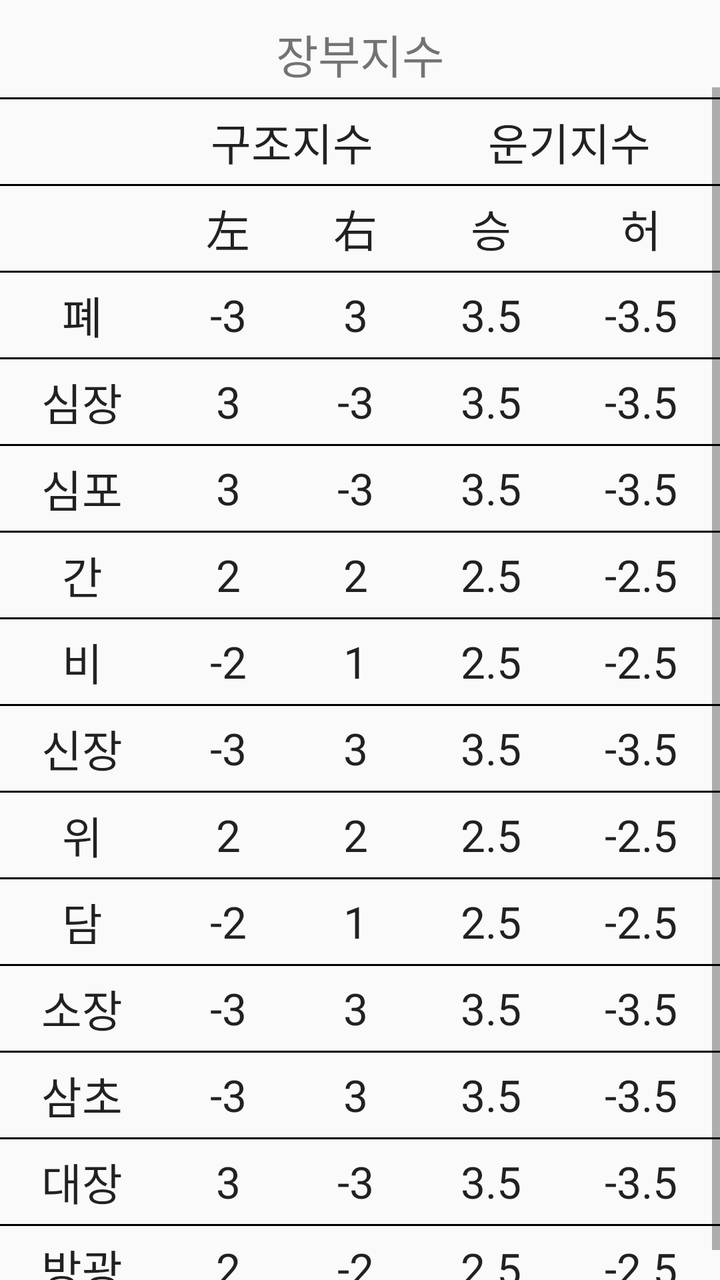
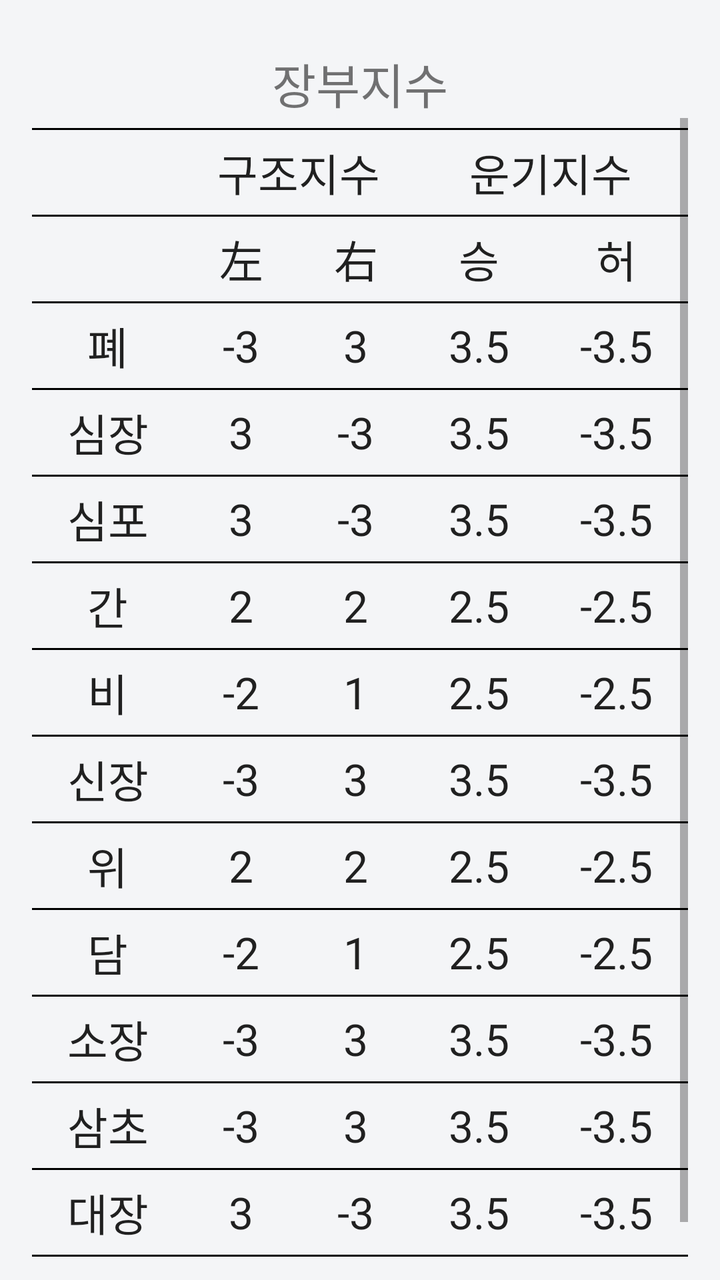

An Android layout rendered at two revisions. The XML below is the earlier revision; the diff shows what the commit changed to produce the second picture.
<!-- AndroidManifest.xml: application theme AppTheme -->
<!-- res/layout/activity_jangbu_jisu.xml -->
<LinearLayout xmlns:android="http://schemas.android.com/apk/res/android"
    android:layout_width="match_parent"
    android:layout_height="match_parent"
    android:layout_centerHorizontal="true"
    android:orientation="vertical" >

    <TextView
        android:layout_width="wrap_content"
        android:layout_height="wrap_content"
        android:layout_gravity="center"
        android:layout_marginTop="10dp"
        android:text="장부지수"
        android:textSize="23dp" />

    <ScrollView
        android:layout_width="fill_parent"
        android:layout_height="wrap_content" >

    <TableLayout
        android:layout_width="fill_parent"
        android:layout_height="wrap_content"
        android:layout_marginTop="5dp"
        android:stretchColumns="*" >

        <View
            android:layout_width="match_parent"
            android:layout_height="1dp"
            android:background="@color/black" />

        <TableRow
            android:layout_width="match_parent"
            android:layout_height="wrap_content" >

            <TextView
                android:layout_width="wrap_content"
                android:layout_height="wrap_content"
                android:layout_marginBottom="5dp"
                android:layout_marginTop="5dp"
                android:text="" />

            <TextView
                android:layout_width="wrap_content"
                android:layout_height="wrap_content"
                android:layout_gravity="center"
                android:layout_marginBottom="5dp"
                android:layout_marginTop="5dp"
                android:layout_span="2"
                android:text="구조지수"
                android:textAppearance="?android:attr/textAppearanceLarge" />

            <TextView
                android:layout_width="wrap_content"
                android:layout_height="wrap_content"
                android:layout_gravity="center"
                android:layout_marginBottom="5dp"
                android:layout_marginTop="5dp"
                android:layout_span="2"
                android:text="운기지수"
                android:textAppearance="?android:attr/textAppearanceLarge" />
        </TableRow>


        <View
            android:layout_width="match_parent"
            android:layout_height="1dp"
            android:background="@color/black" />

        <TableRow
            android:layout_width="match_parent"
            android:layout_height="wrap_content" >

            <TextView
                android:layout_width="wrap_content"
                android:layout_height="wrap_content"
                android:layout_marginBottom="5dp"
                android:layout_marginTop="5dp"
                android:text="" />

            <TextView
                android:layout_width="wrap_content"
                android:layout_height="wrap_content"
                android:layout_gravity="center"
                android:layout_marginBottom="5dp"
                android:layout_marginTop="5dp"
                android:text="左"
                android:textAppearance="?android:attr/textAppearanceLarge" />

            <TextView
                android:layout_width="wrap_content"
                android:layout_height="wrap_content"
                android:layout_gravity="center"
                android:layout_marginBottom="5dp"
                android:layout_marginTop="5dp"
                android:text="右"
                android:textAppearance="?android:attr/textAppearanceLarge" />

            <TextView
                android:layout_width="wrap_content"
                android:layout_height="wrap_content"
                android:layout_gravity="center"
                android:layout_marginBottom="5dp"
                android:layout_marginTop="5dp"
                android:text="승"
                android:textAppearance="?android:attr/textAppearanceLarge" />

            <TextView
                android:layout_width="wrap_content"
                android:layout_height="wrap_content"
                android:layout_gravity="center"
                android:layout_marginBottom="5dp"
                android:layout_marginTop="5dp"
                android:text="허"
                android:textAppearance="?android:attr/textAppearanceLarge" />

        </TableRow>


        <View
            android:layout_width="match_parent"
            android:layout_height="1dp"
            android:background="@color/black" />

        <TableRow
            android:layout_width="match_parent"
            android:layout_height="wrap_content" >

            <TextView
                android:layout_width="wrap_content"
                android:layout_height="wrap_content"
                android:layout_gravity="center"
                android:layout_marginBottom="5dp"
                android:layout_marginTop="5dp"
                android:text="폐"
                android:textAppearance="?android:attr/textAppearanceLarge" />

            <TextView
                android:layout_width="wrap_content"
                android:layout_height="wrap_content"
                android:layout_gravity="center"
                android:layout_marginBottom="5dp"
                android:layout_marginTop="5dp"
                android:text="-3"
                android:textAppearance="?android:attr/textAppearanceLarge" />

            <TextView
                android:layout_width="wrap_content"
                android:layout_height="wrap_content"
                android:layout_gravity="center"
                android:layout_marginBottom="5dp"
                android:layout_marginTop="5dp"
                android:text="3"
                android:textAppearance="?android:attr/textAppearanceLarge" />

            <TextView
                android:layout_width="wrap_content"
                android:layout_height="wrap_content"
                android:layout_gravity="center"
                android:layout_marginBottom="5dp"
                android:layout_marginTop="5dp"
                android:text="3.5"
                android:textAppearance="?android:attr/textAppearanceLarge" />

            <TextView
                android:layout_width="wrap_content"
                android:layout_height="wrap_content"
                android:layout_gravity="center"
                android:layout_marginBottom="5dp"
                android:layout_marginTop="5dp"
                android:text="-3.5"
                android:textAppearance="?android:attr/textAppearanceLarge" />

        </TableRow>

        <View
            android:layout_width="match_parent"
            android:layout_height="1dp"
            android:background="@color/black" />

        <TableRow
            android:layout_width="match_parent"
            android:layout_height="wrap_content" >

            <TextView
                android:layout_width="wrap_content"
                android:layout_height="wrap_content"
                android:layout_gravity="center"
                android:layout_marginBottom="5dp"
                android:layout_marginTop="5dp"
                android:text="심장"
                android:textAppearance="?android:attr/textAppearanceLarge" />

            <TextView
                android:layout_width="wrap_content"
                android:layout_height="wrap_content"
                android:layout_gravity="center"
                android:layout_marginBottom="5dp"
                android:layout_marginTop="5dp"
                android:text="3"
                android:textAppearance="?android:attr/textAppearanceLarge" />

            <TextView
                android:layout_width="wrap_content"
                android:layout_height="wrap_content"
                android:layout_gravity="center"
                android:layout_marginBottom="5dp"
                android:layout_marginTop="5dp"
                android:text="-3"
                android:textAppearance="?android:attr/textAppearanceLarge" />

            <TextView
                android:layout_width="wrap_content"
                android:layout_height="wrap_content"
                android:layout_gravity="center"
                android:layout_marginBottom="5dp"
                android:layout_marginTop="5dp"
                android:text="3.5"
                android:textAppearance="?android:attr/textAppearanceLarge" />

            <TextView
                android:layout_width="wrap_content"
                android:layout_height="wrap_content"
                android:layout_gravity="center"
                android:layout_marginBottom="5dp"
                android:layout_marginTop="5dp"
                android:text="-3.5"
                android:textAppearance="?android:attr/textAppearanceLarge" />

        </TableRow>

        <View
            android:layout_width="match_parent"
            android:layout_height="1dp"
            android:background="@color/black" />

        <TableRow
            android:layout_width="match_parent"
            android:layout_height="wrap_content" >

            <TextView
                android:layout_width="wrap_content"
                android:layout_height="wrap_content"
                android:layout_gravity="center"
                android:layout_marginBottom="5dp"
                android:layout_marginTop="5dp"
                android:text="심포"
                android:textAppearance="?android:attr/textAppearanceLarge" />

            <TextView
                android:layout_width="wrap_content"
                android:layout_height="wrap_content"
                android:layout_gravity="center"
                android:layout_marginBottom="5dp"
                android:layout_marginTop="5dp"
                android:text="3"
                android:textAppearance="?android:attr/textAppearanceLarge" />

            <TextView
                android:layout_width="wrap_content"
                android:layout_height="wrap_content"
                android:layout_gravity="center"
                android:layout_marginBottom="5dp"
                android:layout_marginTop="5dp"
                android:text="-3"
                android:textAppearance="?android:attr/textAppearanceLarge" />

            <TextView
                android:layout_width="wrap_content"
                android:layout_height="wrap_content"
                android:layout_gravity="center"
                android:layout_marginBottom="5dp"
                android:layout_marginTop="5dp"
                android:text="3.5"
                android:textAppearance="?android:attr/textAppearanceLarge" />

            <TextView
                android:layout_width="wrap_content"
                android:layout_height="wrap_content"
                android:layout_gravity="center"
                android:layout_marginBottom="5dp"
                android:layout_marginTop="5dp"
                android:text="-3.5"
                android:textAppearance="?android:attr/textAppearanceLarge" />

        </TableRow>

        <View
            android:layout_width="match_parent"
            android:layout_height="1dp"
            android:background="@color/black" />

        <TableRow
            android:layout_width="match_parent"
            android:layout_height="wrap_content" >

            <TextView
                android:layout_width="wrap_content"
                android:layout_height="wrap_content"
                android:layout_gravity="center"
                android:layout_marginBottom="5dp"
                android:layout_marginTop="5dp"
                android:text="간"
                android:textAppearance="?android:attr/textAppearanceLarge" />

            <TextView
                android:layout_width="wrap_content"
                android:layout_height="wrap_content"
                android:layout_gravity="center"
                android:layout_marginBottom="5dp"
                android:layout_marginTop="5dp"
                android:text="2"
                android:textAppearance="?android:attr/textAppearanceLarge" />

            <TextView
                android:layout_width="wrap_content"
                android:layout_height="wrap_content"
                android:layout_gravity="center"
                android:layout_marginBottom="5dp"
                android:layout_marginTop="5dp"
                android:text="2"
                android:textAppearance="?android:attr/textAppearanceLarge" />

            <TextView
                android:layout_width="wrap_content"
                android:layout_height="wrap_content"
                android:layout_gravity="center"
                android:layout_marginBottom="5dp"
                android:layout_marginTop="5dp"
                android:text="2.5"
                android:textAppearance="?android:attr/textAppearanceLarge" />

            <TextView
                android:layout_width="wrap_content"
                android:layout_height="wrap_content"
                android:layout_gravity="center"
                android:layout_marginBottom="5dp"
                android:layout_marginTop="5dp"
                android:text="-2.5"
                android:textAppearance="?android:attr/textAppearanceLarge" />

        </TableRow>
        <View
            android:layout_width="match_parent"
            android:layout_height="1dp"
            android:background="@color/black" />

        <TableRow
            android:layout_width="match_parent"
            android:layout_height="wrap_content" >

            <TextView
                android:layout_width="wrap_content"
                android:layout_height="wrap_content"
                android:layout_gravity="center"
                android:layout_marginBottom="5dp"
                android:layout_marginTop="5dp"
                android:text="비"
                android:textAppearance="?android:attr/textAppearanceLarge" />

            <TextView
                android:layout_width="wrap_content"
                android:layout_height="wrap_content"
                android:layout_gravity="center"
                android:layout_marginBottom="5dp"
                android:layout_marginTop="5dp"
                android:text="-2"
                android:textAppearance="?android:attr/textAppearanceLarge" />

            <TextView
                android:layout_width="wrap_content"
                android:layout_height="wrap_content"
                android:layout_gravity="center"
                android:layout_marginBottom="5dp"
                android:layout_marginTop="5dp"
                android:text="1"
                android:textAppearance="?android:attr/textAppearanceLarge" />

            <TextView
                android:layout_width="wrap_content"
                android:layout_height="wrap_content"
                android:layout_gravity="center"
                android:layout_marginBottom="5dp"
                android:layout_marginTop="5dp"
                android:text="2.5"
                android:textAppearance="?android:attr/textAppearanceLarge" />

            <TextView
                android:layout_width="wrap_content"
                android:layout_height="wrap_content"
                android:layout_gravity="center"
                android:layout_marginBottom="5dp"
                android:layout_marginTop="5dp"
                android:text="-2.5"
                android:textAppearance="?android:attr/textAppearanceLarge" />

        </TableRow>
        <View
            android:layout_width="match_parent"
            android:layout_height="1dp"
            android:background="@color/black" />

        <TableRow
            android:layout_width="match_parent"
            android:layout_height="wrap_content" >

            <TextView
                android:layout_width="wrap_content"
                android:layout_height="wrap_content"
                android:layout_gravity="center"
                android:layout_marginBottom="5dp"
                android:layout_marginTop="5dp"
                android:text="신장"
                android:textAppearance="?android:attr/textAppearanceLarge" />

            <TextView
                android:layout_width="wrap_content"
                android:layout_height="wrap_content"
                android:layout_gravity="center"
                android:layout_marginBottom="5dp"
                android:layout_marginTop="5dp"
                android:text="-3"
                android:textAppearance="?android:attr/textAppearanceLarge" />

            <TextView
                android:layout_width="wrap_content"
                android:layout_height="wrap_content"
                android:layout_gravity="center"
                android:layout_marginBottom="5dp"
                android:layout_marginTop="5dp"
                android:text="3"
                android:textAppearance="?android:attr/textAppearanceLarge" />

            <TextView
                android:layout_width="wrap_content"
                android:layout_height="wrap_content"
                android:layout_gravity="center"
                android:layout_marginBottom="5dp"
                android:layout_marginTop="5dp"
                android:text="3.5"
                android:textAppearance="?android:attr/textAppearanceLarge" />

            <TextView
                android:layout_width="wrap_content"
                android:layout_height="wrap_content"
                android:layout_gravity="center"
                android:layout_marginBottom="5dp"
                android:layout_marginTop="5dp"
                android:text="-3.5"
                android:textAppearance="?android:attr/textAppearanceLarge" />

        </TableRow>
        <View
            android:layout_width="match_parent"
            android:layout_height="1dp"
            android:background="@color/black" />

        <TableRow
            android:layout_width="match_parent"
            android:layout_height="wrap_content" >

            <TextView
                android:layout_width="wrap_content"
                android:layout_height="wrap_content"
                android:layout_gravity="center"
                android:layout_marginBottom="5dp"
                android:layout_marginTop="5dp"
                android:text="위"
                android:textAppearance="?android:attr/textAppearanceLarge" />

            <TextView
                android:layout_width="wrap_content"
                android:layout_height="wrap_content"
                android:layout_gravity="center"
                android:layout_marginBottom="5dp"
                android:layout_marginTop="5dp"
                android:text="2"
                android:textAppearance="?android:attr/textAppearanceLarge" />

            <TextView
                android:layout_width="wrap_content"
                android:layout_height="wrap_content"
                android:layout_gravity="center"
                android:layout_marginBottom="5dp"
                android:layout_marginTop="5dp"
                android:text="2"
                android:textAppearance="?android:attr/textAppearanceLarge" />

            <TextView
                android:layout_width="wrap_content"
                android:layout_height="wrap_content"
                android:layout_gravity="center"
                android:layout_marginBottom="5dp"
                android:layout_marginTop="5dp"
                android:text="2.5"
                android:textAppearance="?android:attr/textAppearanceLarge" />

            <TextView
                android:layout_width="wrap_content"
                android:layout_height="wrap_content"
                android:layout_gravity="center"
                android:layout_marginBottom="5dp"
                android:layout_marginTop="5dp"
                android:text="-2.5"
                android:textAppearance="?android:attr/textAppearanceLarge" />

        </TableRow>
        <View
            android:layout_width="match_parent"
            android:layout_height="1dp"
            android:background="@color/black" />

        <TableRow
            android:layout_width="match_parent"
            android:layout_height="wrap_content" >

            <TextView
                android:layout_width="wrap_content"
                android:layout_height="wrap_content"
                android:layout_gravity="center"
                android:layout_marginBottom="5dp"
                android:layout_marginTop="5dp"
                android:text="담"
                android:textAppearance="?android:attr/textAppearanceLarge" />

            <TextView
                android:layout_width="wrap_content"
                android:layout_height="wrap_content"
                android:layout_gravity="center"
                android:layout_marginBottom="5dp"
                android:layout_marginTop="5dp"
                android:text="-2"
                android:textAppearance="?android:attr/textAppearanceLarge" />

            <TextView
                android:layout_width="wrap_content"
                android:layout_height="wrap_content"
                android:layout_gravity="center"
                android:layout_marginBottom="5dp"
                android:layout_marginTop="5dp"
                android:text="1"
                android:textAppearance="?android:attr/textAppearanceLarge" />

            <TextView
                android:layout_width="wrap_content"
                android:layout_height="wrap_content"
                android:layout_gravity="center"
                android:layout_marginBottom="5dp"
                android:layout_marginTop="5dp"
                android:text="2.5"
                android:textAppearance="?android:attr/textAppearanceLarge" />

            <TextView
                android:layout_width="wrap_content"
                android:layout_height="wrap_content"
                android:layout_gravity="center"
                android:layout_marginBottom="5dp"
                android:layout_marginTop="5dp"
                android:text="-2.5"
                android:textAppearance="?android:attr/textAppearanceLarge" />

        </TableRow>
        <View
            android:layout_width="match_parent"
            android:layout_height="1dp"
            android:background="@color/black" />

        <TableRow
            android:layout_width="match_parent"
            android:layout_height="wrap_content" >

            <TextView
                android:layout_width="wrap_content"
                android:layout_height="wrap_content"
                android:layout_gravity="center"
                android:layout_marginBottom="5dp"
                android:layout_marginTop="5dp"
                android:text="소장"
                android:textAppearance="?android:attr/textAppearanceLarge" />

            <TextView
                android:layout_width="wrap_content"
                android:layout_height="wrap_content"
                android:layout_gravity="center"
                android:layout_marginBottom="5dp"
                android:layout_marginTop="5dp"
                android:text="-3"
                android:textAppearance="?android:attr/textAppearanceLarge" />

            <TextView
                android:layout_width="wrap_content"
                android:layout_height="wrap_content"
                android:layout_gravity="center"
                android:layout_marginBottom="5dp"
                android:layout_marginTop="5dp"
                android:text="3"
                android:textAppearance="?android:attr/textAppearanceLarge" />

            <TextView
                android:layout_width="wrap_content"
                android:layout_height="wrap_content"
                android:layout_gravity="center"
                android:layout_marginBottom="5dp"
                android:layout_marginTop="5dp"
                android:text="3.5"
                android:textAppearance="?android:attr/textAppearanceLarge" />

            <TextView
                android:layout_width="wrap_content"
                android:layout_height="wrap_content"
                android:layout_gravity="center"
                android:layout_marginBottom="5dp"
                android:layout_marginTop="5dp"
                android:text="-3.5"
                android:textAppearance="?android:attr/textAppearanceLarge" />

        </TableRow>
        <View
            android:layout_width="match_parent"
            android:layout_height="1dp"
            android:background="@color/black" />

        <TableRow
            android:layout_width="match_parent"
            android:layout_height="wrap_content" >

            <TextView
                android:layout_width="wrap_content"
                android:layout_height="wrap_content"
                android:layout_gravity="center"
                android:layout_marginBottom="5dp"
                android:layout_marginTop="5dp"
                android:text="삼초"
                android:textAppearance="?android:attr/textAppearanceLarge" />

            <TextView
                android:layout_width="wrap_content"
                android:layout_height="wrap_content"
                android:layout_gravity="center"
                android:layout_marginBottom="5dp"
                android:layout_marginTop="5dp"
                android:text="-3"
                android:textAppearance="?android:attr/textAppearanceLarge" />

            <TextView
                android:layout_width="wrap_content"
                android:layout_height="wrap_content"
                android:layout_gravity="center"
                android:layout_marginBottom="5dp"
                android:layout_marginTop="5dp"
                android:text="3"
                android:textAppearance="?android:attr/textAppearanceLarge" />

            <TextView
                android:layout_width="wrap_content"
                android:layout_height="wrap_content"
                android:layout_gravity="center"
                android:layout_marginBottom="5dp"
                android:layout_marginTop="5dp"
                android:text="3.5"
                android:textAppearance="?android:attr/textAppearanceLarge" />

            <TextView
                android:layout_width="wrap_content"
                android:layout_height="wrap_content"
                android:layout_gravity="center"
                android:layout_marginBottom="5dp"
                android:layout_marginTop="5dp"
                android:text="-3.5"
                android:textAppearance="?android:attr/textAppearanceLarge" />

        </TableRow>
        <View
            android:layout_width="match_parent"
            android:layout_height="1dp"
            android:background="@color/black" />

        <TableRow
            android:layout_width="match_parent"
            android:layout_height="wrap_content" >

            <TextView
                android:layout_width="wrap_content"
                android:layout_height="wrap_content"
                android:layout_gravity="center"
                android:layout_marginBottom="5dp"
                android:layout_marginTop="5dp"
                android:text="대장"
                android:textAppearance="?android:attr/textAppearanceLarge" />

            <TextView
                android:layout_width="wrap_content"
                android:layout_height="wrap_content"
                android:layout_gravity="center"
                android:layout_marginBottom="5dp"
                android:layout_marginTop="5dp"
                android:text="3"
                android:textAppearance="?android:attr/textAppearanceLarge" />

            <TextView
                android:layout_width="wrap_content"
                android:layout_height="wrap_content"
                android:layout_gravity="center"
                android:layout_marginBottom="5dp"
                android:layout_marginTop="5dp"
                android:text="-3"
                android:textAppearance="?android:attr/textAppearanceLarge" />

            <TextView
                android:layout_width="wrap_content"
                android:layout_height="wrap_content"
                android:layout_gravity="center"
                android:layout_marginBottom="5dp"
                android:layout_marginTop="5dp"
                android:text="3.5"
                android:textAppearance="?android:attr/textAppearanceLarge" />

            <TextView
                android:layout_width="wrap_content"
                android:layout_height="wrap_content"
                android:layout_gravity="center"
                android:layout_marginBottom="5dp"
                android:layout_marginTop="5dp"
                android:text="-3.5"
                android:textAppearance="?android:attr/textAppearanceLarge" />

        </TableRow>
        <View
            android:layout_width="match_parent"
            android:layout_height="1dp"
            android:background="@color/black" />

        <TableRow
            android:layout_width="match_parent"
            android:layout_height="wrap_content" >

            <TextView
                android:layout_width="wrap_content"
                android:layout_height="wrap_content"
                android:layout_gravity="center"
                android:layout_marginBottom="5dp"
                android:layout_marginTop="5dp"
                android:text="방광"
                android:textAppearance="?android:attr/textAppearanceLarge" />

            <TextView
                android:layout_width="wrap_content"
                android:layout_height="wrap_content"
                android:layout_gravity="center"
                android:layout_marginBottom="5dp"
                android:layout_marginTop="5dp"
                android:text="2"
                android:textAppearance="?android:attr/textAppearanceLarge" />

            <TextView
                android:layout_width="wrap_content"
                android:layout_height="wrap_content"
                android:layout_gravity="center"
                android:layout_marginBottom="5dp"
                android:layout_marginTop="5dp"
                android:text="-2"
                android:textAppearance="?android:attr/textAppearanceLarge" />

            <TextView
                android:layout_width="wrap_content"
                android:layout_height="wrap_content"
                android:layout_gravity="center"
                android:layout_marginBottom="5dp"
                android:layout_marginTop="5dp"
                android:text="2.5"
                android:textAppearance="?android:attr/textAppearanceLarge" />

            <TextView
                android:layout_width="wrap_content"
                android:layout_height="wrap_content"
                android:layout_gravity="center"
                android:layout_marginBottom="5dp"
                android:layout_marginTop="5dp"
                android:text="-2.5"
                android:textAppearance="?android:attr/textAppearanceLarge" />

        </TableRow>

    </TableLayout>

    </ScrollView>

</LinearLayout>
<!-- resources referenced by this layout -->
<resources>
  <color name="black">#000000</color>
  <style name="AppTheme" parent="AppBaseTheme">
          
      </style>
  <style name="AppBaseTheme" parent="Theme.AppCompat.Light">
          
      </style>
</resources>

<!-- the commit's change to res/layout/activity_jangbu_jisu.xml (unified diff, before → after) -->
@@ -1,4 +1,7 @@
 <LinearLayout xmlns:android="http://schemas.android.com/apk/res/android"
+    android:paddingLeft="16dp"
+    android:paddingRight="16dp"
+    android:paddingTop="14dp"
     android:layout_width="match_parent"
     android:layout_height="match_parent"
     android:layout_centerHorizontal="true"
@@ -10,7 +13,7 @@
         android:layout_gravity="center"
         android:layout_marginTop="10dp"
         android:text="장부지수"
-        android:textSize="23dp" />
+        android:textSize="24sp" />
 
     <ScrollView
         android:layout_width="fill_parent"
<!-- resource entries referenced after the edit -->
@@ -2,10 +2,64 @@
 <resources>
   <color name="black">#000000</color>
   <style name="AppTheme" parent="AppBaseTheme">
+          <item name="colorPrimary">@color/bar</item>
+          <item name="colorPrimaryDark">@color/bar_dark</item>
+          <item name="colorAccent">@color/accent</item>
+          <item name="android:windowBackground">@color/bg</item>
+          <item name="android:buttonStyle">@style/AppButton</item>
+      </style>
+  <style name="AppBaseTheme" parent="Theme.MaterialComponents.Light.Bridge">
           
       </style>
-  <style name="AppBaseTheme" parent="Theme.AppCompat.Light">
-          
+  <color name="bar">#14171A</color>
+  <color name="bar_dark">#0B0D0F</color>
+  <color name="accent">#1F6E43</color>
+  <color name="bg">#F4F5F7</color>
+  <style name="AppButton" parent="Widget.AppCompat.Button">
+          <item name="android:background">@drawable/button_test</item>
+          <item name="android:textColor">@color/text_primary</item>
+          <item name="android:textSize">24sp</item>
+          <item name="android:fontFamily">sans-serif-medium</item>
+          <item name="android:textAllCaps">false</item>
+          <item name="android:minHeight">78dp</item>
+          <item name="android:stateListAnimator">@null</item>
+          <item name="android:elevation">0dp</item>
       </style>
+  <!-- drawable button_test (drawable) -->
+  <?xml version="1.0" encoding="utf-8"?>
+  <selector xmlns:android="http://schemas.android.com/apk/res/android">
+      <item android:state_pressed="true">
+          <shape android:shape="rectangle">
+              <solid android:color="@color/accent_soft" />
+              <stroke
+                  android:width="1dp"
+                  android:color="@color/accent" />
+              <padding
+                  android:left="12dp"
+                  android:top="12dp"
+                  android:right="12dp"
+                  android:bottom="12dp" />
+              <corners android:radius="16dp" />
+          </shape>
+      </item>
+      <item>
+          <shape android:shape="rectangle">
+              <solid android:color="@color/surface" />
+              <stroke
+                  android:width="1dp"
+                  android:color="@color/outline" />
+              <padding
+                  android:left="12dp"
+                  android:top="12dp"
+                  android:right="12dp"
+                  android:bottom="12dp" />
+              <corners android:radius="16dp" />
+          </shape>
+      </item>
+  </selector>
+  <color name="text_primary">#15181C</color>
+  <color name="accent_soft">#E7F1EC</color>
+  <color name="surface">#FFFFFF</color>
+  <color name="outline">#E3E6EA</color>
 </resources>
 
